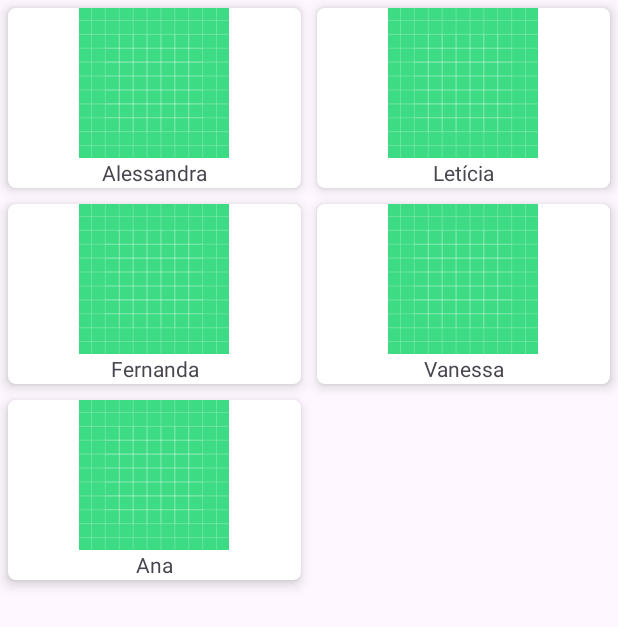
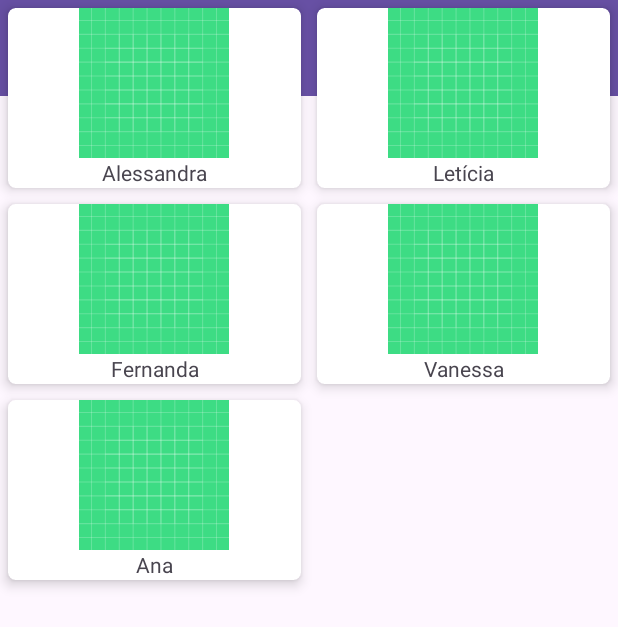
Before and after one commit to pedroramos17/Deixa-Elas-Jogarem, an Android app: the screen it shows after launch (MainActivity), on a phone screen of 412 x 824 dp. Shown: the top 627 px of the screen. Run offline under Robolectric (Android 15) with nearby library versions, the phone set to English and light mode, and no system bars.

Commit message:
add topbar

```diff
--- a/app/src/main/java/br/com/etecia/deixaelasjogarem/MainActivity.java
+++ b/app/src/main/java/br/com/etecia/deixaelasjogarem/MainActivity.java
@@ -1,6 +1,7 @@
 package br.com.etecia.deixaelasjogarem;
 
 import androidx.appcompat.app.AppCompatActivity;
+import androidx.appcompat.widget.Toolbar;
 import androidx.recyclerview.widget.GridLayoutManager;
 import androidx.recyclerview.widget.RecyclerView;
 
@@ -17,6 +18,13 @@ public class MainActivity extends AppCompatActivity {
     protected void onCreate(Bundle savedInstanceState) {
         super.onCreate(savedInstanceState);
         setContentView(R.layout.activity_main);
+
+        // assigning ID of the toolbar to a variable
+        Toolbar toolbar = (Toolbar) findViewById(R.id.toolbar);
+
+        // using toolbar as ActionBar
+        setSupportActionBar(toolbar);
+
         recyclerView=findViewById(R.id.idCourseRV);
 
         // created new array list..
--- a/app/src/main/res/layout/activity_main.xml
+++ b/app/src/main/res/layout/activity_main.xml
@@ -6,11 +6,29 @@
     android:layout_height="match_parent"
     tools:context=".MainActivity">
 
+    <com.google.android.material.appbar.AppBarLayout
+        android:layout_width="0dp"
+        android:layout_height="wrap_content"
+        app:layout_constraintEnd_toEndOf="parent"
+        app:layout_constraintStart_toStartOf="parent"
+        app:layout_constraintTop_toTopOf="parent">
 
+        <androidx.appcompat.widget.Toolbar
+            android:id="@+id/toolbar"
+            android:layout_width="match_parent"
+            android:layout_height="wrap_content"
+            android:background="?attr/colorPrimary"
+            android:minHeight="?attr/actionBarSize"
+            android:theme="?attr/actionBarTheme"
+            tools:layout_editor_absoluteX="0dp"
+            tools:layout_editor_absoluteY="0dp" />
+
+    </com.google.android.material.appbar.AppBarLayout>
 
     <androidx.recyclerview.widget.RecyclerView
         android:id="@+id/idCourseRV"
         android:layout_width="match_parent"
-        android:layout_height="match_parent" />
+        android:layout_height="match_parent"
+        />
 
 </androidx.constraintlayout.widget.ConstraintLayout>
```
